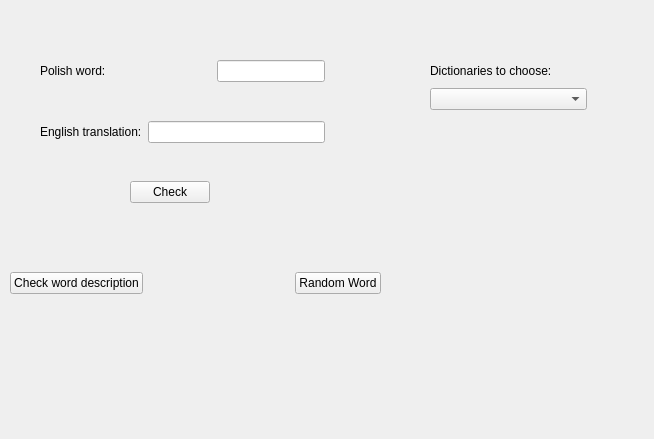
Above: src/gui/src/view/GuessTab.ui from cieslarmichal/glossary before the change. Below: the same form after it.
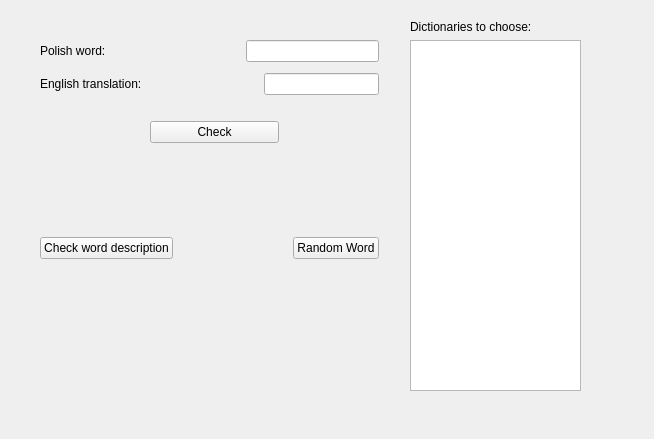
That is the form after the change.

What changed in the file:
```diff
--- a/src/gui/src/view/GuessTab.ui
+++ b/src/gui/src/view/GuessTab.ui
@@ -13,54 +13,39 @@
   <property name="windowTitle">
    <string>Form</string>
   </property>
-  <widget class="QWidget" name="layoutWidget">
+  <widget class="QWidget" name="">
    <property name="geometry">
     <rect>
-     <x>10</x>
-     <y>270</y>
-     <width>371</width>
-     <height>27</height>
+     <x>410</x>
+     <y>20</y>
+     <width>171</width>
+     <height>371</height>
     </rect>
    </property>
-   <layout class="QHBoxLayout" name="horizontalLayout_4">
+   <layout class="QVBoxLayout" name="verticalLayout_3">
     <item>
-     <widget class="QPushButton" name="buttonCheckWordDescription">
+     <widget class="QLabel" name="labelDictionaryNames">
       <property name="text">
-       <string>Check word description</string>
+       <string>Dictionaries to choose:</string>
       </property>
      </widget>
     </item>
     <item>
-     <spacer name="horizontalSpacer_4">
-      <property name="orientation">
-       <enum>Qt::Horizontal</enum>
-      </property>
-      <property name="sizeHint" stdset="0">
-       <size>
-        <width>50</width>
-        <height>20</height>
-       </size>
-      </property>
-     </spacer>
-    </item>
-    <item>
-     <widget class="QPushButton" name="buttonNextRandomWord">
-      <property name="text">
-       <string>Random Word</string>
-      </property>
-     </widget>
+     <widget class="QListView" name="listWithDictionaryNames"/>
     </item>
    </layout>
   </widget>
-  <widget class="QWidget" name="layoutWidget">
+  <widget class="QWidget" name="">
    <property name="geometry">
     <rect>
      <x>40</x>
-     <y>60</y>
-     <width>285</width>
-     <height>143</height>
+     <y>40</y>
+     <width>339</width>
+     <height>239</height>
     </rect>
    </property>
+   <layout class="QVBoxLayout" name="verticalLayout_4">
+    <item>
    <layout class="QVBoxLayout" name="verticalLayout_2">
     <item>
      <layout class="QVBoxLayout" name="verticalLayout">
@@ -117,6 +102,19 @@
           </property>
          </widget>
         </item>
+          <item>
+           <spacer name="horizontalSpacer_5">
+            <property name="orientation">
+             <enum>Qt::Horizontal</enum>
+            </property>
+            <property name="sizeHint" stdset="0">
+             <size>
+              <width>40</width>
+              <height>20</height>
+             </size>
+            </property>
+           </spacer>
+          </item>
         <item>
          <widget class="QLineEdit" name="editEnglishTranslation"/>
         </item>
@@ -147,7 +145,7 @@
           </property>
           <property name="sizeHint" stdset="0">
            <size>
-            <width>90</width>
+              <width>110</width>
             <height>20</height>
            </size>
           </property>
@@ -165,9 +163,12 @@
           <property name="orientation">
            <enum>Qt::Horizontal</enum>
           </property>
+            <property name="sizeType">
+             <enum>QSizePolicy::Fixed</enum>
+            </property>
           <property name="sizeHint" stdset="0">
            <size>
-            <width>40</width>
+              <width>100</width>
             <height>20</height>
            </size>
           </property>
@@ -178,38 +179,9 @@
      </layout>
     </item>
    </layout>
-  </widget>
-  <widget class="QWidget" name="layoutWidget">
-   <property name="geometry">
-    <rect>
-     <x>430</x>
-     <y>60</y>
-     <width>157</width>
-     <height>50</height>
-    </rect>
-   </property>
-   <layout class="QVBoxLayout" name="verticalLayout_4">
-    <item>
-     <widget class="QLabel" name="labelDictionaryNames">
-      <property name="text">
-       <string>Dictionaries to choose:</string>
-      </property>
-     </widget>
     </item>
     <item>
-     <widget class="QComboBox" name="boxWithDictionaryNames"/>
-    </item>
-   </layout>
-  </widget>
   <widget class="QLabel" name="labelCheckCorrectness">
-   <property name="geometry">
-    <rect>
-     <x>100</x>
-     <y>210</y>
-     <width>121</width>
-     <height>21</height>
-    </rect>
-   </property>
    <property name="font">
     <font>
      <family>aakar</family>
@@ -224,31 +196,66 @@
     <string/>
    </property>
   </widget>
+    </item>
+    <item>
+     <spacer name="verticalSpacer_3">
+      <property name="orientation">
+       <enum>Qt::Vertical</enum>
+      </property>
+      <property name="sizeHint" stdset="0">
+       <size>
+        <width>20</width>
+        <height>40</height>
+       </size>
+      </property>
+     </spacer>
+    </item>
+    <item>
   <widget class="QLabel" name="labelWithCorrectIcon">
-   <property name="geometry">
-    <rect>
-     <x>220</x>
-     <y>210</y>
-     <width>21</width>
-     <height>16</height>
-    </rect>
-   </property>
    <property name="text">
     <string/>
    </property>
   </widget>
+    </item>
+    <item>
+     <layout class="QHBoxLayout" name="horizontalLayout_4">
+      <item>
+       <widget class="QPushButton" name="buttonCheckWordDescription">
+        <property name="text">
+         <string>Check word description</string>
+        </property>
+       </widget>
+      </item>
+      <item>
+       <spacer name="horizontalSpacer_4">
+        <property name="orientation">
+         <enum>Qt::Horizontal</enum>
+        </property>
+        <property name="sizeHint" stdset="0">
+         <size>
+          <width>50</width>
+          <height>20</height>
+         </size>
+        </property>
+       </spacer>
+      </item>
+      <item>
+       <widget class="QPushButton" name="buttonNextRandomWord">
+        <property name="text">
+         <string>Random Word</string>
+        </property>
+       </widget>
+      </item>
+     </layout>
+    </item>
+    <item>
   <widget class="QLabel" name="labelWordDescriptionError">
-   <property name="geometry">
-    <rect>
-     <x>20</x>
-     <y>300</y>
-     <width>141</width>
-     <height>21</height>
-    </rect>
-   </property>
    <property name="text">
     <string/>
    </property>
+     </widget>
+    </item>
+   </layout>
   </widget>
  </widget>
  <resources/>
```
Lines whose indentation alone changed are shown as unchanged.
